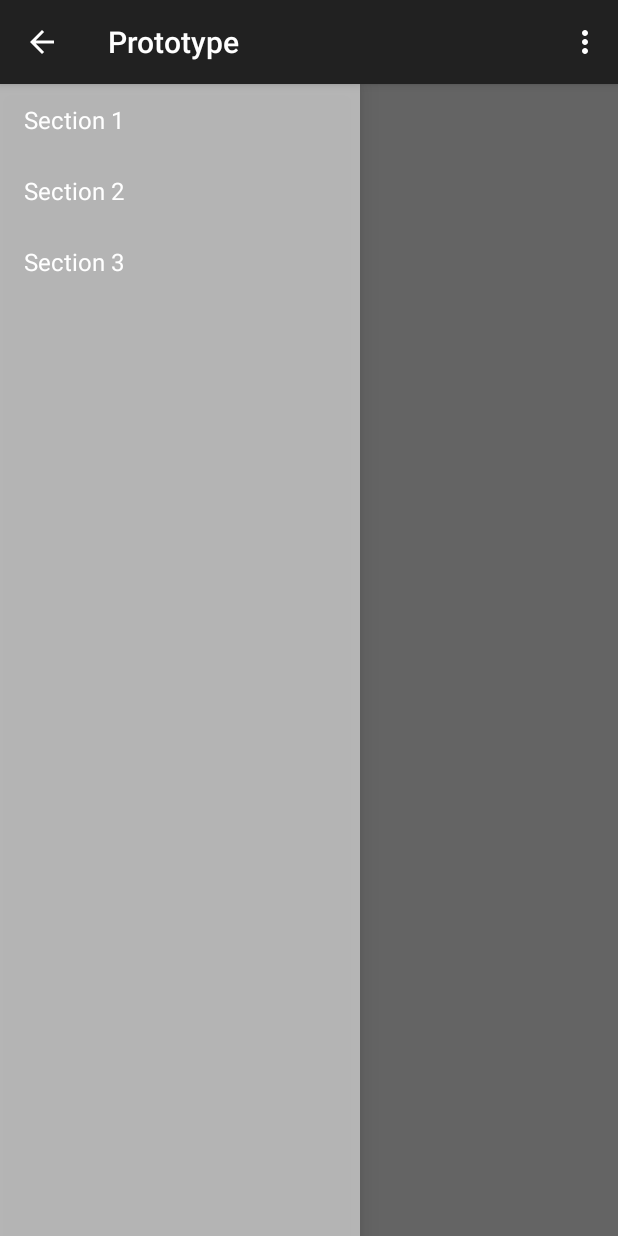
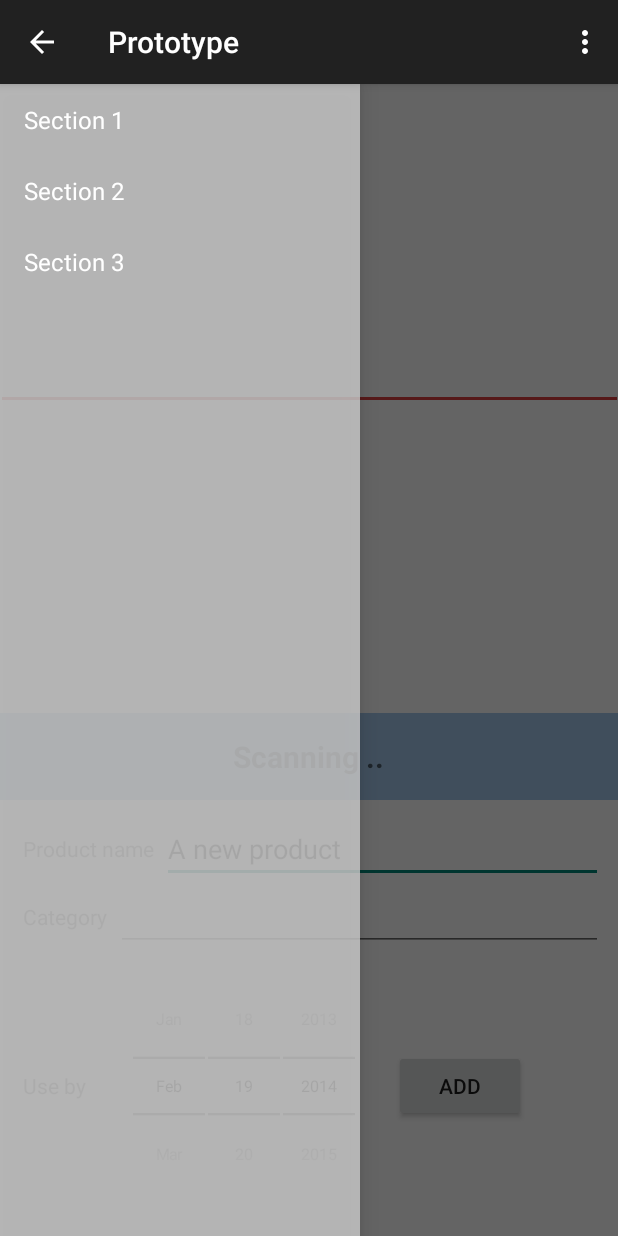
Before and after one commit to filipkofron/Thesis, an Android app: the screen it shows after launch (MainActivity), on a phone screen of 412 x 824 dp. Run offline under Robolectric (Android 15) with nearby library versions, the phone set to English and light mode, and no system bars; 2 statements that could not run were skipped.

Commit message:
Added simple UI prototype.

```diff
--- a/src/Prototype/prototype/build.gradle
+++ b/src/Prototype/prototype/build.gradle
@@ -5,7 +5,7 @@ android {
     buildToolsVersion "19.0.1"
 
     defaultConfig {
-        minSdkVersion 7
+        minSdkVersion 8
         targetSdkVersion 19
         versionCode 1
         versionName "1.0"
--- a/src/Prototype/prototype/src/main/java/com/google/zxing/client/android/CaptureActivity.java
+++ b/src/Prototype/prototype/src/main/java/com/google/zxing/client/android/CaptureActivity.java
@@ -670,6 +670,7 @@ public class CaptureActivity extends Activity implements SurfaceHolder.Callback
     }
     try {
       cameraManager.openDriver(surfaceHolder);
+
       // Creating the handler starts the preview, which can also throw a RuntimeException.
       if (handler == null) {
         handler = new CaptureActivityHandler(this, decodeFormats, decodeHints, characterSet, cameraManager);
--- a/src/Prototype/prototype/src/main/java/com/google/zxing/client/android/PreferencesActivity.java
+++ b/src/Prototype/prototype/src/main/java/com/google/zxing/client/android/PreferencesActivity.java
@@ -52,6 +52,8 @@ public final class PreferencesActivity extends Activity {
   public static final String KEY_DISABLE_METERING = "preferences_disable_metering";
   public static final String KEY_DISABLE_BARCODE_SCENE_MODE = "preferences_disable_barcode_scene_mode";
 
+  public static final String KEY_FRONT_LIGHT = "false";
+
   @Override
   protected void onCreate(Bundle icicle) {
     super.onCreate(icicle);
--- a/src/Prototype/prototype/src/main/java/com/google/zxing/client/android/ViewfinderView.java
+++ b/src/Prototype/prototype/src/main/java/com/google/zxing/client/android/ViewfinderView.java
@@ -83,13 +83,21 @@ public final class ViewfinderView extends View {
     if (cameraManager == null) {
       return; // not ready yet, early draw before done configuring
     }
-    Rect frame = cameraManager.getFramingRect();
-    Rect previewFrame = cameraManager.getFramingRectInPreview();
-    if (frame == null || previewFrame == null) {
-      return;
-    }
+
     int width = canvas.getWidth();
     int height = canvas.getHeight();
+
+      if(width == 0 || height == 0)
+      {
+          return;
+      }
+
+      Rect frame = new Rect();
+      frame.top = 0;
+      frame.bottom = height;
+      frame.left = 0;
+      frame.right = width;
+      Rect previewFrame = frame;
 
     // Draw the exterior (i.e. outside the framing rect) darkened
     paint.setColor(resultBitmap != null ? resultColor : maskColor);
--- a/src/Prototype/prototype/src/main/java/cz/kofron/foodinventory/prototype/ScanFragment.java
+++ b/src/Prototype/prototype/src/main/java/cz/kofron/foodinventory/prototype/ScanFragment.java
@@ -293,6 +293,7 @@ public class ScanFragment extends Fragment implements SurfaceHolder.Callback {
         if (hasSurface) {
             // The activity was paused but not stopped, so the surface still exists. Therefore
             // surfaceCreated() won't be called, so init the camera here.
+
             initCamera(surfaceHolder);
         } else {
             // Install the callback and wait for surfaceCreated() to init the camera.
--- a/src/Prototype/prototype/src/main/res/layout/fragment_scan.xml
+++ b/src/Prototype/prototype/src/main/res/layout/fragment_scan.xml
@@ -1,16 +1,119 @@
-<RelativeLayout xmlns:android="http://schemas.android.com/apk/res/android"
+<LinearLayout xmlns:android="http://schemas.android.com/apk/res/android"
     xmlns:tools="http://schemas.android.com/tools"
     android:layout_width="match_parent"
     android:layout_height="match_parent"
+    android:orientation="vertical"
     tools:context="cz.kofron.foodinventory.prototype.ScanFragment">
 
-    <SurfaceView android:id="@+id/preview_view"
+    <FrameLayout
+        android:layout_width="match_parent"
+        android:layout_height="wrap_content"
+        android:layout_weight="2">
+
+        <SurfaceView android:id="@+id/preview_view"
+            android:layout_width="fill_parent"
+            android:layout_height="fill_parent"/>
+
+        <com.google.zxing.client.android.ViewfinderView
+            android:id="@+id/viewfinder_view"
+            android:layout_width="fill_parent"
+            android:layout_height="fill_parent" />
+
+    </FrameLayout>
+
+    <LinearLayout
+        android:orientation="vertical"
         android:layout_width="fill_parent"
-        android:layout_height="fill_parent"/>
+        android:layout_height="wrap_content"
+        android:background="@color/scan_status_searching">
 
-    <com.google.zxing.client.android.ViewfinderView
-        android:id="@+id/viewfinder_view"
+        <TextView
+            android:layout_width="wrap_content"
+            android:layout_height="wrap_content"
+            android:id="@+id/textView"
+            android:layout_gravity="center_horizontal"
+            android:layout_margin="15dp"
+            android:typeface="normal"
+            android:textSize="20dp"
+            android:textStyle="bold"
+            android:text="@string/scan_status_scanning" />
+    </LinearLayout>
+
+    <LinearLayout
+        android:orientation="vertical"
         android:layout_width="fill_parent"
-        android:layout_height="fill_parent"/>
+        android:layout_height="wrap_content"
+        android:layout_margin="10dp">
 
-</RelativeLayout>
+        <LinearLayout
+            android:orientation="horizontal"
+            android:layout_width="fill_parent"
+            android:layout_height="wrap_content">
+
+            <TextView
+                android:layout_width="wrap_content"
+                android:layout_height="wrap_content"
+                android:text="@string/scan_status_product_name"
+                android:id="@+id/textView2"
+                android:layout_margin="5dp"
+                android:layout_gravity="center_vertical" />
+
+            <EditText
+                android:layout_width="match_parent"
+                android:layout_height="wrap_content"
+                android:id="@+id/editText"
+                android:text="@string/scan_status_product_name_default" />
+        </LinearLayout>
+
+        <LinearLayout
+            android:orientation="horizontal"
+            android:layout_width="fill_parent"
+            android:layout_height="wrap_content">
+
+            <TextView
+                android:layout_width="wrap_content"
+                android:layout_height="wrap_content"
+                android:id="@+id/textView3"
+                android:layout_margin="5dp"
+                android:layout_gravity="center_vertical"
+                android:text="@string/scan_status_category" />
+            <EditText
+                android:layout_width="match_parent"
+                android:layout_height="wrap_content"
+                android:id="@+id/editText1" />
+        </LinearLayout>
+
+        <LinearLayout
+            android:orientation="horizontal"
+            android:layout_width="fill_parent"
+            android:layout_height="fill_parent"
+            android:weightSum="1">
+
+            <TextView
+                android:layout_width="wrap_content"
+                android:layout_height="wrap_content"
+                android:text="@string/scan_status_use_by_date"
+                android:id="@+id/textView4"
+                android:layout_margin="5dp"
+                android:layout_gravity="center_vertical" />
+
+            <DatePicker
+                android:layout_width="wrap_content"
+                android:layout_height="wrap_content"
+                android:id="@+id/datePicker"
+                android:calendarViewShown="false"
+                style="@android:style/Widget.DatePicker"
+                android:scaleX="0.75"
+                android:scaleY="0.75" />
+
+            <Button
+                android:layout_width="wrap_content"
+                android:layout_height="wrap_content"
+                android:text="@string/scan_status_add_button_text"
+                android:id="@+id/button"
+                android:layout_gravity="center_vertical" />
+
+        </LinearLayout>
+    </LinearLayout>
+
+</LinearLayout>
--- a/src/Prototype/prototype/src/main/res/values/colors.xml
+++ b/src/Prototype/prototype/src/main/res/values/colors.xml
@@ -26,4 +26,6 @@
   <color name="transparent">#00000000</color>
   <color name="viewfinder_laser">#ffcc0000</color> <!-- Android standard ICS color -->
   <color name="viewfinder_mask">#60000000</color>
+  <color name="scan_status_searching">#ffa1c5e6</color>
+  <color name="scan_status_found">#ff8bd153</color>
 </resources>
--- a/src/Prototype/prototype/src/main/res/values/strings.xml
+++ b/src/Prototype/prototype/src/main/res/values/strings.xml
@@ -132,5 +132,13 @@
     <string name="wifi_ssid_label">Network Name</string>
     <string name="wifi_type_label">Type</string>
     <string name="hello_blank_fragment">Hello blank fragment</string>
+    <string name="scan_status_scanning">Scanning ..</string>
+    <string name="scan_status_found">Read code:</string>
+    <string name="scan_status_product_name">Product name</string>
+    <string name="scan_status_product_name_default">A new product</string>
+    <string name="scan_status_category">Category</string>
+    <string name="scan_status_use_by_date">Use by</string>
+    <string name="scan_status_use_by_date_edit">2014-02-01</string>
+    <string name="scan_status_add_button_text">Add</string>
 
 </resources>
```
Also changed, not shown: src/Prototype/prototype/src/main/java/com/google/zxing/client/android/camera/CameraConfigurationManager.java (+49 -136 lines), src/Prototype/prototype/src/main/java/com/google/zxing/client/android/camera/CameraManager.java (+57 -6 lines), src/Prototype/prototype/src/main/java/cz/kofron/foodinventory/prototype/DecodeWorker.java (+15 -15 lines).
